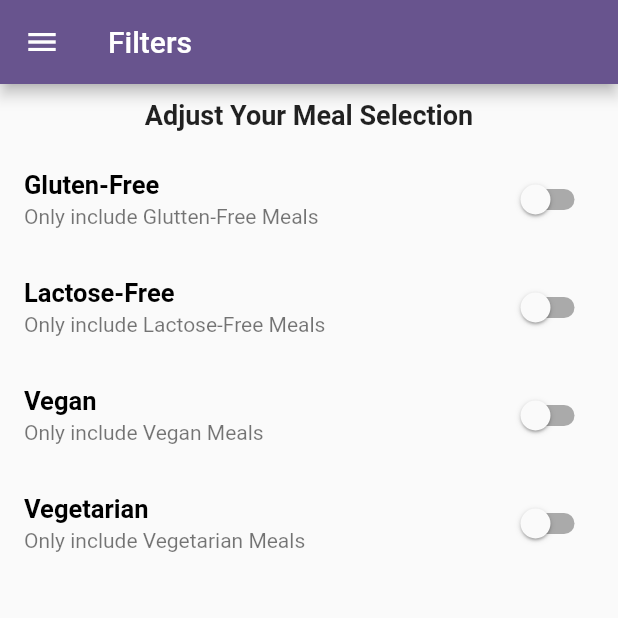
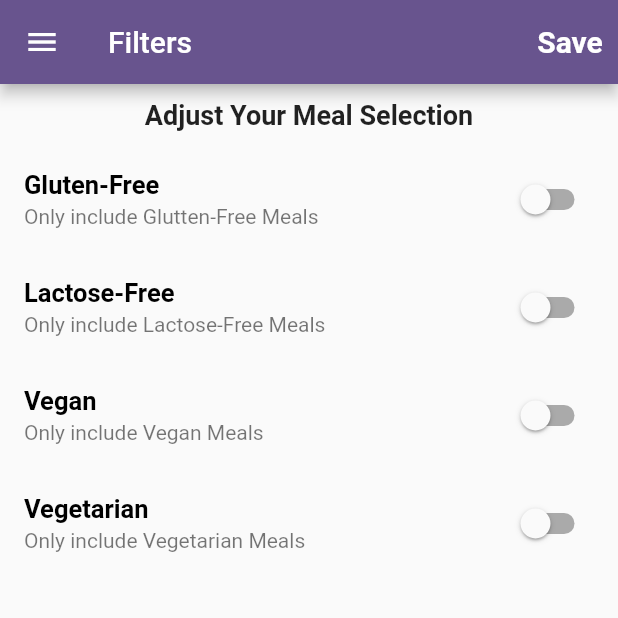
Before and after one commit to 420saqi/meals-App, a Flutter app: the FiltersScreen screen opened by its route, on a phone screen of 412 x 824 dp, the top half of it. Run offline on Flutter 3.47's test engine with Material 2 defaults, Android fonts, the phone set to English and light mode, and no system bars.

```diff
--- a/lib/main.dart
+++ b/lib/main.dart
@@ -1,19 +1,64 @@
 import 'package:flutter/material.dart';
+import 'package:mealsapp/dummy_data.dart';
 import 'package:mealsapp/screens/category_meals_screen.dart';
 import 'package:mealsapp/screens/category_screen.dart';
 import 'package:mealsapp/screens/filters_screen.dart';
 import 'package:mealsapp/screens/meals_details_screen.dart';
 import 'package:mealsapp/screens/tab_bar_screen.dart';
 
+import 'models/meals.dart';
+
 void main() {
   runApp(const MyApp());
 }
 
-class MyApp extends StatelessWidget {
+class MyApp extends StatefulWidget {
   static const categoryMealsScreen = 'category-meals';
   const MyApp({super.key});
 
+  @override
+  State<MyApp> createState() => _MyAppState();
+}
+
+class _MyAppState extends State<MyApp> {
   // This widget is the root of your application.
+
+  Map<String, bool> _filters = {
+    'gluten': false,
+    'lactose' : false,
+    'vegan' : false,
+    'vegetarian' : false,
+  };
+  List<Meal> availableMeals =dummyMeals;
+
+  void _setFilters(Map<String, bool> filterdData)
+  {
+    setState(() {
+      _filters = filterdData ;
+
+      availableMeals = dummyMeals.where((meal){
+        if(_filters['gluten']! && !meal.isGlutenFree)
+          {
+            return false;
+          }
+        if(_filters['lactose']! && !meal.isLactoseFree)
+        {
+          return false;
+        }
+        if(_filters['vegan']! && !meal.isVegan)
+        {
+          return false;
+        }
+        if(_filters['vegetarian']! && !meal.isVegetarian)
+        {
+          return false;
+        }
+        return true;
+      }).toList();
+
+    });
+  }
+
   @override
   Widget build(BuildContext context) {
     return MaterialApp(
@@ -29,9 +74,9 @@ class MyApp extends StatelessWidget {
       // home: const CategoriesScreen(),
       routes: {
         '/': (context) => const TabsBarScreen(), // default route
-        'category-meals': (context) => const CategoryMealScreen(),
+        'category-meals': (context) =>CategoryMealScreen(availableMeals: availableMeals),
         MealsDetailScreen.mealsScreenRoute: (context) => MealsDetailScreen(),
-        FiltersScreen.filtersRouteName :(context) =>  FiltersScreen(),
+        FiltersScreen.filtersRouteName :(context) =>  FiltersScreen(_setFilters, _filters),
       },
 
       // in case some route isn't defined in above routes section
--- a/lib/screens/category_meals_screen.dart
+++ b/lib/screens/category_meals_screen.dart
@@ -4,8 +4,9 @@ import 'package:mealsapp/models/meals.dart';
 import 'package:mealsapp/widget/meal_item.dart';
 
 class CategoryMealScreen extends StatefulWidget {
-  const CategoryMealScreen({super.key});
+  const CategoryMealScreen({super.key, required this.availableMeals});
 
+  final List<Meal> availableMeals;
   @override
   State<CategoryMealScreen> createState() => _CategoryMealScreenState();
 }
@@ -26,7 +27,7 @@ class _CategoryMealScreenState extends State<CategoryMealScreen> {
       categoryTitle = routeArgument['title'];
       final categoryId = routeArgument['id'];
 
-      categoryMeal = dummyMeals.where((meal) {
+      categoryMeal = widget.availableMeals.where((meal) {
         return meal.categories.contains(categoryId);
       }).toList();
       _loadingInitData = true;
--- a/lib/screens/filters_screen.dart
+++ b/lib/screens/filters_screen.dart
@@ -3,6 +3,9 @@ import 'package:mealsapp/widget/main_drawer_for_tabBar.dart';
 
 class FiltersScreen extends StatefulWidget {
 static const filtersRouteName = 'filters-screen';
+final Function getFilters;
+final currentFilters;
+FiltersScreen(this.getFilters, this.currentFilters);
 
   @override
   State<FiltersScreen> createState() => _FiltersScreenState();
@@ -10,13 +13,18 @@ static const filtersRouteName = 'filters-screen';
 
 class _FiltersScreenState extends State<FiltersScreen> {
 var _gluttenFree =false;
-
 var _lactoseFree = false ;
-
 var _vegan = false;
-
 var _vegetarian =false;
 
+@override
+  void initState() {
+    _gluttenFree = widget.currentFilters['gluten'];
+    _lactoseFree = widget.currentFilters['lactose'];
+    _vegan = widget.currentFilters['vegan'];
+    _vegetarian = widget.currentFilters['vegetarian'];
+    super.initState();
+  }
 
 Widget buildSwitchListTile(
     String title,
@@ -35,7 +43,24 @@ Widget buildSwitchListTile(
 @override
   Widget build(BuildContext context) {
     return Scaffold(
-      appBar: AppBar(title: const Text('Filters'),),
+      appBar: AppBar(title: const Text('Filters'),
+      actions: [
+        // IconButton(onPressed: widget.getFilters, icon: Icon(Icons.save)),
+        TextButton(onPressed: () {
+          final selectedFilters={
+            'gluten': _gluttenFree,
+            'lactose' : _lactoseFree,
+            'vegan' : _vegan,
+            'vegetarian' :_vegetarian,
+          };
+          widget.getFilters(selectedFilters);
+        }, child: Text('Save',style: TextStyle(
+          color: Colors.white,
+          fontWeight: FontWeight.bold,
+          fontSize: 20
+        ),),)
+      ],
+      ),
         drawer: MainDrawer(),
         body:Column(
           children: [
```
